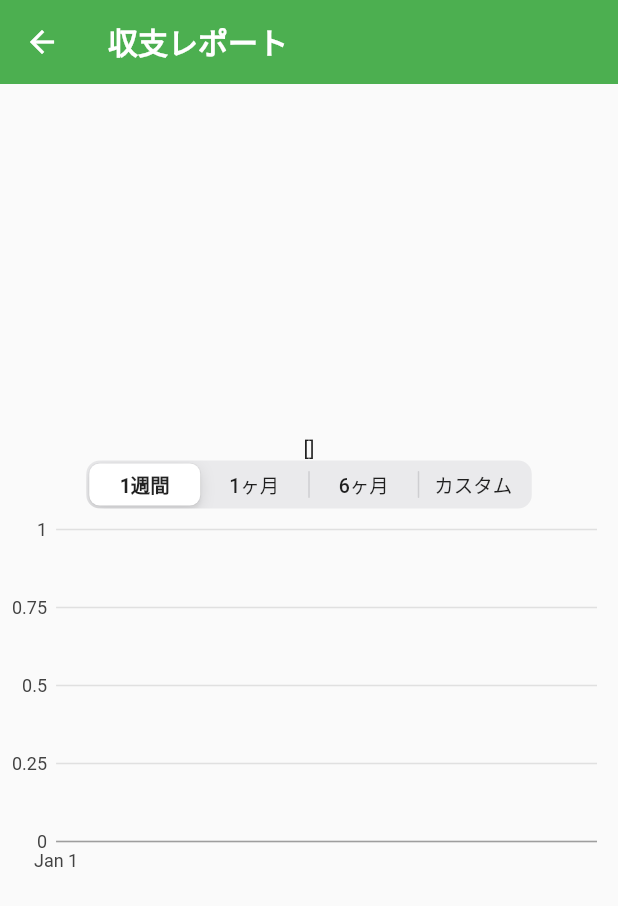
After one commit to gaoypChina/food-record, a Flutter app: the ReportPage screen opened directly, on a phone screen of 412 x 824 dp. The commit adds this screen. Shown: the top 906 px of the screen. Run offline on Flutter 3.47's test engine with Material 2 defaults, Android fonts, the phone set to English and light mode, and no system bars; our stand-ins replace charts_flutter, firebase_analytics, firebase_core, flutter_riverpod, sqflite; accounts and stored records are empty.

Commit message:
:sparkles: create weekReport in food extense

```diff
--- a/lib/app/record/record_remote_data_source.dart
+++ b/lib/app/record/record_remote_data_source.dart
@@ -1,5 +1,6 @@
 import 'package:flutter_riverpod/flutter_riverpod.dart';
 import 'package:food_record/app/record/record_model.dart';
+import 'package:food_record/app/report/report_model.dart';
 import 'package:food_record/app/sqflite/record_database.dart';
 
 final recordRemoteDataSourceProvider = Provider<RecordRemoteDataSource>((ref) {
@@ -18,6 +19,10 @@ class RecordRemoteDataSource {
     print('テstudio');
     // await _recordDatabase.deleteTable();
     await _recordDatabase.add(record);
+  }
+
+  Future<List<ReportModel>> getWeekRecords() async {
+    return _recordDatabase.getWeekRecords();
   }
 
   // Future<void> setRoom(
--- a/lib/app/record/record_repository.dart
+++ b/lib/app/record/record_repository.dart
@@ -1,6 +1,7 @@
 import 'package:flutter_riverpod/flutter_riverpod.dart';
 import 'package:food_record/app/record/record_model.dart';
 import 'package:food_record/app/record/record_remote_data_source.dart';
+import 'package:food_record/app/report/report_model.dart';
 
 final recordRepositoryProvider = Provider<RecordRepository>((ref) {
   return RecordRepository(
@@ -27,4 +28,8 @@ class RecordRepository {
       record: record,
     );
   }
+
+  Future<List<ReportModel>> fetchWeekRecords() async {
+    return _recordRemoteDataSource.getWeekRecords();
+  }
 }
--- a/lib/app/record/record_service.dart
+++ b/lib/app/record/record_service.dart
@@ -1,6 +1,7 @@
 import 'package:flutter_riverpod/flutter_riverpod.dart';
 import 'package:food_record/app/record/record_model.dart';
 import 'package:food_record/app/record/record_repository.dart';
+import 'package:food_record/app/report/report_model.dart';
 
 final recordServiceProvider = Provider<RecordService>((ref) {
   return RecordService(
@@ -37,4 +38,8 @@ class RecordService {
       record: data,
     );
   }
+
+  Future<List<ReportModel>> fetchWeekRecords() async {
+    return _recordRepository.fetchWeekRecords();
+  }
 }
--- /dev/null
+++ b/lib/app/report/report_model.dart
@@ -0,0 +1,9 @@
+class ReportModel {
+  const ReportModel({
+    required this.date,
+    required this.expense,
+  });
+
+  final DateTime date;
+  final double expense;
+}
--- /dev/null
+++ b/lib/app/report/report_page.dart
@@ -0,0 +1,195 @@
+import 'package:charts_flutter/flutter.dart' as charts;
+import 'package:flutter/cupertino.dart';
+import 'package:flutter/material.dart';
+import 'package:flutter_riverpod/flutter_riverpod.dart';
+import 'package:food_record/app/record/record_model.dart';
+import 'package:food_record/app/report/report_model.dart';
+import 'package:food_record/app/report/report_view_model.dart';
+
+///日付と体重を持つクラスを作成
+// class ReportModel {
+//   final DateTime date;
+//   final double weight;
+
+//   ReportModel(this.date, this.weight);
+// }
+
+class ReportPage extends ConsumerWidget {
+  ReportPage({Key? key}) : super(key: key);
+
+  @override
+  Widget build(BuildContext context, WidgetRef ref) {
+    final viewModel = ref.watch(reportViewModelProvider);
+    final reports = viewModel.reports;
+    final index = viewModel.recordIndex;
+
+    return Scaffold(
+      appBar: AppBar(
+        elevation: 0,
+        backgroundColor: Colors.green,
+        title: Column(
+          children: const [
+            Text(
+              '収支レポート',
+              style: TextStyle(
+                fontWeight: FontWeight.w600,
+              ),
+            ),
+          ],
+        ),
+      ),
+      body: Center(
+        child: Column(
+          mainAxisAlignment: MainAxisAlignment.center,
+          children: [
+            Text(reports.toString()),
+            CupertinoSlidingSegmentedControl<int>(
+              children: {
+                0: Text('1週間'),
+                1: Text('1ヶ月'),
+                2: Text('6ヶ月'),
+                3: Text('カスタム')
+              },
+              groupValue: index,
+              onValueChanged: (index) {
+                print(index);
+                viewModel.updateIndex(int.parse(index.toString()));
+              },
+            ),
+            Container(
+              height: 250,
+              //グラフ表示部分
+              // recordIndexの数値を渡して、表示するグラフを変更する
+              child: changeChart(index, reports),
+            ),
+          ],
+        ),
+      ),
+    );
+  }
+
+  Widget changeChart(int index, List<ReportModel> reports) {
+    print(reports);
+    if (index == 0) {
+      // print('切り替え時$index');
+      final reportList = reports
+          .map((report) => ReportModel(
+                date: report.date,
+                expense: report.expense,
+                // date: report.expenditureDate,
+                // expense: report.money.toDouble(),
+              ))
+          .toList();
+      // print('テルミ');
+      // final test = reportList.map((report) {
+      //   print('春');
+      //   final currentIndex = reportList.indexOf(report);
+      //   print(reportList.indexOf(report));
+      //   print(report.date);
+      //   if (currentIndex == 0) {
+      //     return report;
+      //   } else if (reportList[currentIndex - 1].date != report.date) {
+      //     return report;
+      //   } else {
+      //     final newReport = ReportModel(
+      //       date: report.date,
+      //       expense: report.expense + reportList[currentIndex - 1].expense,
+      //     );
+      //     return newReport;
+      //   }
+      // }).toList();
+      // print(test);
+      // records.sort((a, b) {
+      //   if (a.expenditureDate == b.expenditureDate) {
+      //     print('Aやで${a.expenditureDate}');
+      //     print('Bやで${b.expenditureDate}');
+      //     return 1;
+      //   } else {
+      //     return 1;
+      //   }
+      // });
+      // records.reduce((value, element) {
+      //   print('${value.expenditureDate} + ${element.expenditureDate}');
+      //   return RecordModel(
+      //     money: 100,
+      //     category: 'caream',
+      //     expenditureDate: DateTime.now(),
+      //     createdAt: DateTime.now(),
+      //   );
+      // });
+      // print(reportList[0].expense);
+      // print(reportList[0].date);
+      // print(reportList.map((report) => report));
+      return charts.TimeSeriesChart(
+        _createReportModel(reportList),
+      );
+    } else if (index == 1) {
+      print('切り替え時$index');
+      return charts.TimeSeriesChart(
+        _createReportModel(weightList),
+      );
+    } else if (index == 2) {
+      print('切り替え時$index');
+      return charts.TimeSeriesChart(
+        _createReportModel(weightList),
+      );
+    } else {
+      print('切り替え時$index');
+      return charts.TimeSeriesChart(
+        _createReportModel(weightList),
+      );
+    }
+  }
+
+//ReportModelのリストを作成。好きな日付と体重入れよう
+  final weightList = <ReportModel>[
+    ReportModel(
+      date: DateTime(2020, 10, 1),
+      expense: 20,
+    ),
+    // ReportModel(DateTime(2020, 10, 2), 50),
+    // ReportModel(DateTime(2020, 10, 3), 53),
+    // ReportModel(DateTime(2020, 10, 4), 40),
+    // ReportModel(DateTime(2020, 10, 5), 20),
+    // ReportModel(DateTime(2020, 10, 6), 10),
+    // ReportModel(DateTime(2020, 10, 7), 20),
+    // ReportModel(DateTime(2020, 10, 8), 50),
+    // ReportModel(DateTime(2020, 10, 9), 53),
+    // ReportModel(DateTime(2020, 10, 10), 40),
+    // ReportModel(DateTime(2020, 10, 11), 20),
+    // ReportModel(DateTime(2020, 10, 12), 10),
+    // ReportModel(DateTime(2020, 10, 13), 40),
+    // ReportModel(DateTime(2020, 10, 14), 20),
+    // ReportModel(DateTime(2020, 10, 15), 10),
+    // ReportModel(DateTime(2020, 10, 16), 10),
+    // ReportModel(DateTime(2020, 10, 17), 40),
+    // ReportModel(DateTime(2020, 10, 18), 20),
+    // ReportModel(DateTime(2020, 10, 19), 10),
+    // ReportModel(DateTime(2020, 10, 20), 40),
+    // ReportModel(DateTime(2020, 10, 21), 20),
+    // ReportModel(DateTime(2020, 10, 22), 10),
+    // ReportModel(DateTime(2020, 10, 23), 40),
+    // ReportModel(DateTime(2020, 10, 24), 20),
+    // ReportModel(DateTime(2020, 10, 25), 10),
+    // ReportModel(DateTime(2020, 10, 26), 10),
+    // ReportModel(DateTime(2020, 10, 27), 40),
+    // ReportModel(DateTime(2020, 10, 28), 20),
+    // ReportModel(DateTime(2020, 10, 29), 10),
+    // ReportModel(DateTime(2020, 10, 30), 50),
+    // ReportModel(DateTime(2020, 10, 31), 30),
+  ];
+
+//上のリストからグラフに表示させるデータを生成
+  List<charts.Series<ReportModel, DateTime>> _createReportModel(
+      List<ReportModel> weightList) {
+    return [
+      charts.Series<ReportModel, DateTime>(
+        id: 'Muscles',
+        data: weightList,
+        colorFn: (_, __) => charts.MaterialPalette.red.shadeDefault,
+        domainFn: (ReportModel reportModel, _) => reportModel.date,
+        measureFn: (ReportModel reportModel, _) => reportModel.expense,
+      )
+    ];
+  }
+}
--- a/pubspec.yaml
+++ b/pubspec.yaml
@@ -18,6 +18,7 @@ dependencies:
   # google_mobile_ads: ^1.2.0
   cupertino_icons: ^1.0.2
   flutter_riverpod: ^1.0.3
+  charts_flutter: ^0.12.0
 
 dev_dependencies:
   flutter_test:
```
Also changed, not shown: lib/app/report/report_view_model.dart (added, +39 -0 lines), lib/app/root/root_page.dart (+6 -4 lines), lib/app/sqflite/record_database.dart (+89 -13 lines), pubspec.lock.
